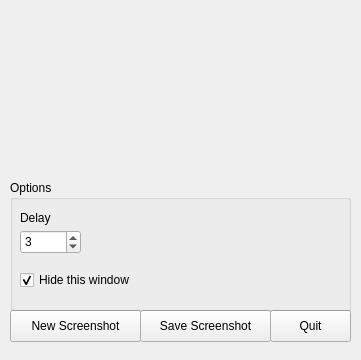
Old version of the form ui/mainwindow.ui in the repository mkocs/pixmate-client.
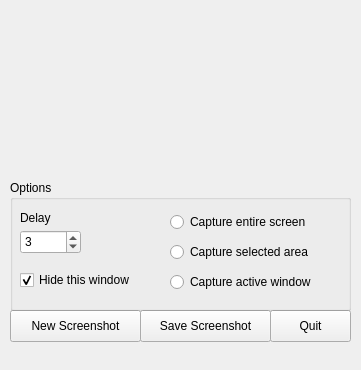
New version of the form.

Diff of the .ui file:
```diff
--- a/ui/mainwindow.ui
+++ b/ui/mainwindow.ui
@@ -7,19 +7,19 @@
     <x>0</x>
     <y>0</y>
     <width>361</width>
-    <height>360</height>
+    <height>370</height>
    </rect>
   </property>
   <property name="minimumSize">
    <size>
     <width>361</width>
-    <height>360</height>
+    <height>370</height>
    </size>
   </property>
   <property name="maximumSize">
    <size>
     <width>361</width>
-    <height>360</height>
+    <height>370</height>
    </size>
   </property>
   <property name="windowTitle">
@@ -132,6 +132,45 @@
       <string>Delay</string>
      </property>
     </widget>
+    <widget class="QRadioButton" name="screenRadioButton">
+     <property name="geometry">
+      <rect>
+       <x>160</x>
+       <y>30</y>
+       <width>171</width>
+       <height>24</height>
+      </rect>
+     </property>
+     <property name="text">
+      <string>Capture entire screen</string>
+     </property>
+    </widget>
+    <widget class="QRadioButton" name="selectionRadioButton">
+     <property name="geometry">
+      <rect>
+       <x>160</x>
+       <y>60</y>
+       <width>171</width>
+       <height>24</height>
+      </rect>
+     </property>
+     <property name="text">
+      <string>Capture selected area</string>
+     </property>
+    </widget>
+    <widget class="QRadioButton" name="windowRadioButton">
+     <property name="geometry">
+      <rect>
+       <x>160</x>
+       <y>90</y>
+       <width>181</width>
+       <height>24</height>
+      </rect>
+     </property>
+     <property name="text">
+      <string>Capture active window</string>
+     </property>
+    </widget>
    </widget>
   </widget>
   <widget class="QMenuBar" name="menuBar">
```
Left out of the diff: 2 changed lines with no effect on the pictures.
